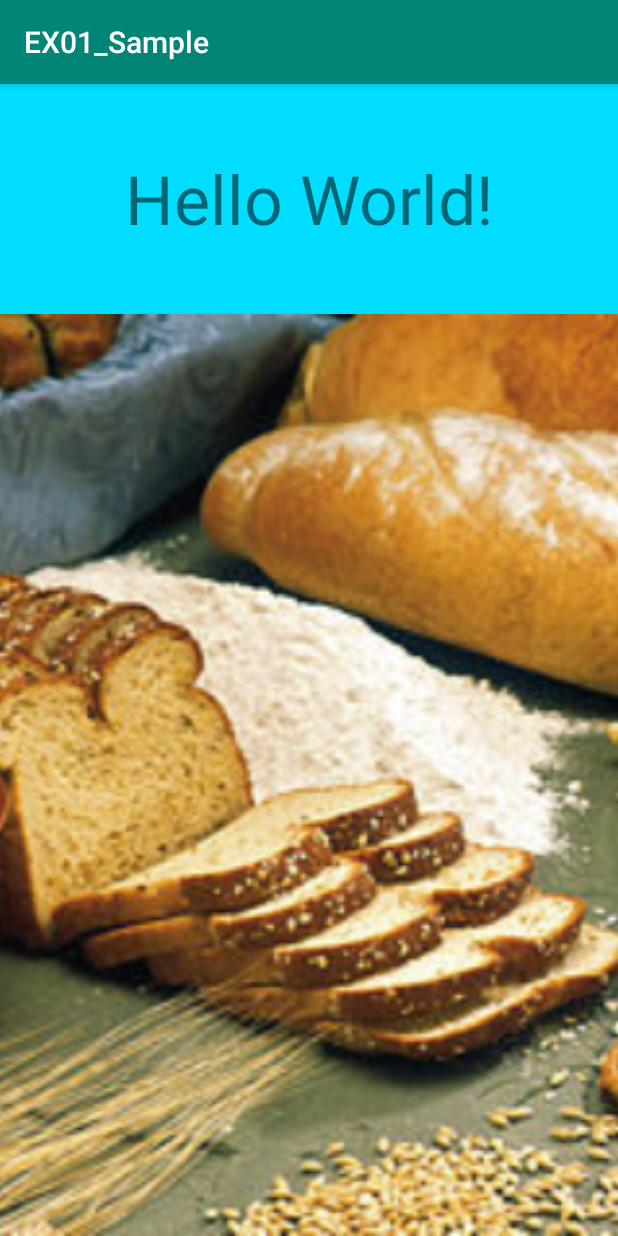
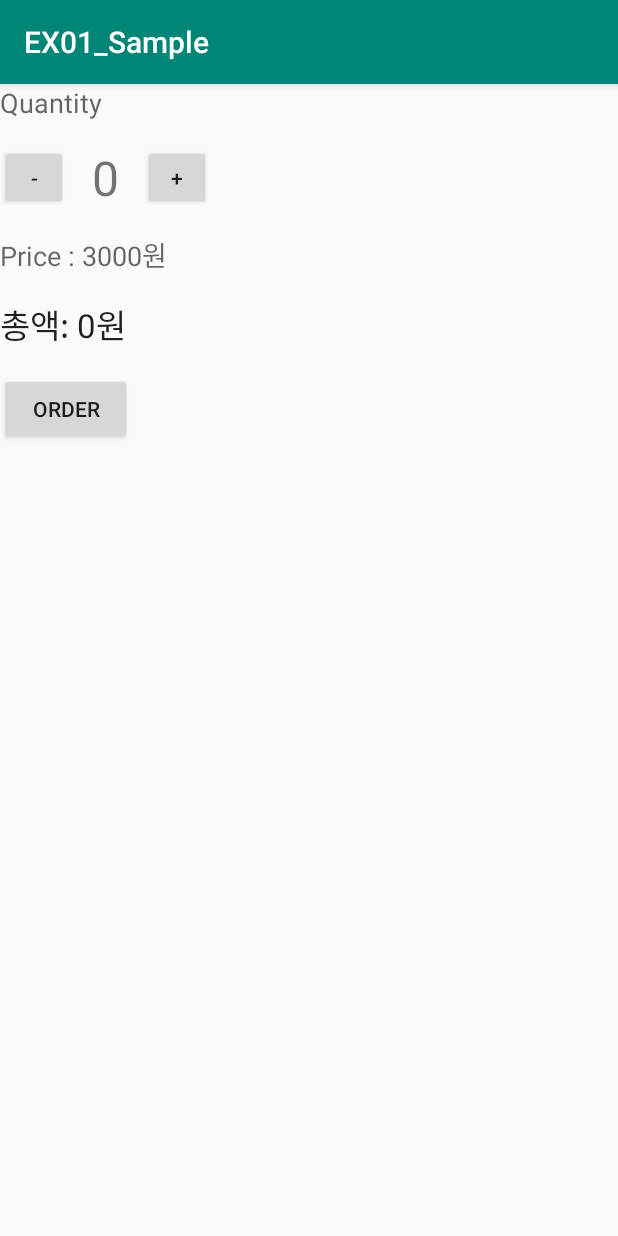
Before and after one commit to MinkyungOh/EX01_Sample, an Android app: the screen it shows after launch (MainActivity), on a phone screen of 412 x 824 dp. Run offline under Robolectric (Android 15) with nearby library versions, the phone set to English and light mode, and no system bars.

Commit message:
커피 앱 연습 완성

```diff
--- a/app/src/main/java/com/example/omin/ex01_sample/MainActivity.java
+++ b/app/src/main/java/com/example/omin/ex01_sample/MainActivity.java
@@ -2,12 +2,67 @@ package com.example.omin.ex01_sample;
 
 import android.support.v7.app.AppCompatActivity;
 import android.os.Bundle;
+import android.util.Log;
+import android.view.View;
+import android.widget.Button;
+import android.widget.TextView;
+import android.widget.Toast;
 
 public class MainActivity extends AppCompatActivity {
+    final String TAG = MainActivity.class.getSimpleName();
+
+    private Button mMinusButton, mPlusButton, mOrderButton;
+    private TextView mQuantityTextView, mResultTextView;
+
+    private int mQuantity;
+    private int mPrice = 3000;
+    private final int QUANTITY_MIN = 0;
+    private final int QUANTITY_MAX = 10;
 
     @Override
     protected void onCreate(Bundle savedInstanceState) {
         super.onCreate(savedInstanceState);
-        setContentView(R.layout.activity_main);
+        setContentView(R.layout.activity_coffee);
+
+        mMinusButton = (Button)findViewById(R.id.minus_button);
+        mPlusButton = (Button)findViewById(R.id.plus_button);
+        mOrderButton = (Button)findViewById(R.id.order_button);
+        mQuantityTextView = (TextView)findViewById(R.id.quantity_text);
+        mResultTextView = (TextView)findViewById(R.id.result_text);
+
+        mMinusButton.setOnClickListener(new View.OnClickListener() {
+            @Override
+            public void onClick(View v) {
+                if(mQuantity<=QUANTITY_MIN) return;
+                mQuantity--;
+                displayResult();
+            }
+        });
+        mPlusButton.setOnClickListener(new View.OnClickListener() {
+            @Override
+            public void onClick(View v) {
+                if(mQuantity>=QUANTITY_MAX) return;
+                mQuantity++;
+                displayResult();
+            }
+        });
+        mOrderButton.setOnClickListener(new View.OnClickListener() {
+            @Override
+            public void onClick(View v) {
+                if(mQuantity==0) return;
+                // 주문 메시지
+                String message = mResultTextView.getText().toString() + "\n 주문이 완료되었습니다. 감사합니다.";
+                Toast.makeText(MainActivity.this, message, Toast.LENGTH_SHORT).show();
+                // 초기화
+                mQuantityTextView.setText("0");
+                mResultTextView.setText("총액: 0원");
+                mQuantity = 0;
+            }
+        });
+    }
+
+    private void displayResult() {
+        mQuantityTextView.setText(String.valueOf(mQuantity));
+        mResultTextView.setText("총액: "+String.valueOf(mQuantity*mPrice)+"원");
     }
 }
--- /dev/null
+++ b/app/src/main/res/layout/activity_coffee.xml
@@ -0,0 +1,59 @@
+<?xml version="1.0" encoding="utf-8"?>
+<LinearLayout xmlns:android="http://schemas.android.com/apk/res/android"
+    android:layout_width="match_parent"
+    android:layout_height="match_parent"
+    android:orientation="vertical">
+
+    <TextView
+        android:text="Quantity"
+        android:textAppearance="?android:textAppearanceMedium"
+        android:layout_width="96dp"
+        android:layout_height="wrap_content"
+        android:layout_marginBottom="16dp"/>
+
+    <LinearLayout
+        android:layout_width="match_parent"
+        android:layout_height="wrap_content"
+        android:layout_marginBottom="16dp">
+
+        <Button
+            android:id="@+id/minus_button"
+            android:text="-"
+            android:layout_width="45dp"
+            android:layout_height="match_parent" />
+        <TextView
+            android:id="@+id/quantity_text"
+            android:text="0"
+            android:layout_width="wrap_content"
+            android:layout_height="wrap_content"
+            android:textSize="32sp"
+            android:layout_marginLeft="16dp"
+            android:layout_marginRight="16dp"/>
+        <Button
+            android:id="@+id/plus_button"
+            android:text="+"
+            android:layout_width="45dp"
+            android:layout_height="match_parent" />
+
+    </LinearLayout>
+
+    <TextView
+        android:text="Price : 3000원"
+        android:textAppearance="?android:textAppearanceMedium"
+        android:layout_width="wrap_content"
+        android:layout_height="wrap_content"
+        android:layout_marginBottom="16dp"/>
+    <TextView
+        android:id="@+id/result_text"
+        android:text="총액: 0원"
+        android:textAppearance="?android:textAppearanceLarge"
+        android:layout_width="wrap_content"
+        android:layout_height="wrap_content"
+        android:layout_marginBottom="16dp"/>
+    <Button
+        android:id="@+id/order_button"
+        android:text="Order"
+        android:layout_width="wrap_content"
+        android:layout_height="wrap_content" />
+
+</LinearLayout>
```
Also changed, not shown: app/src/main/res/layout/activity_main.xml (+25 -2 lines), app/src/main/res/layout/relative_main.xml (added, +33 -0 lines).
